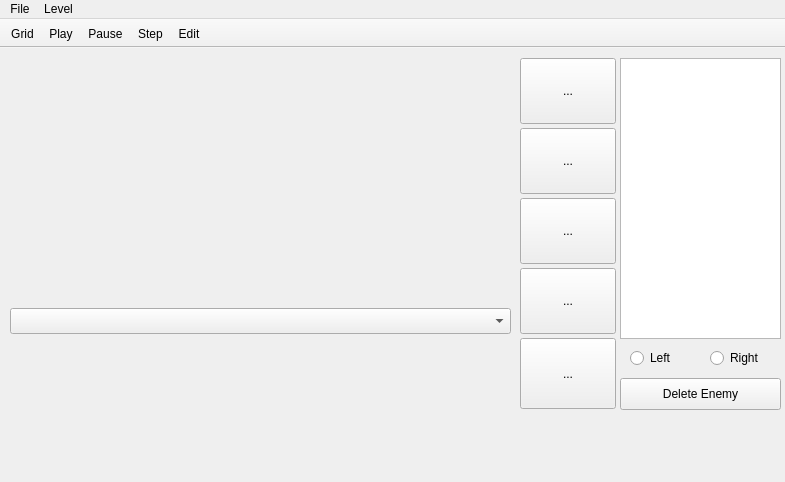
This is Emulator/mainwindow.ui in ArduboyGameDevelopers/PixelSpaceOdyssey as Qt 5 draws it before an edit. The edited form follows.
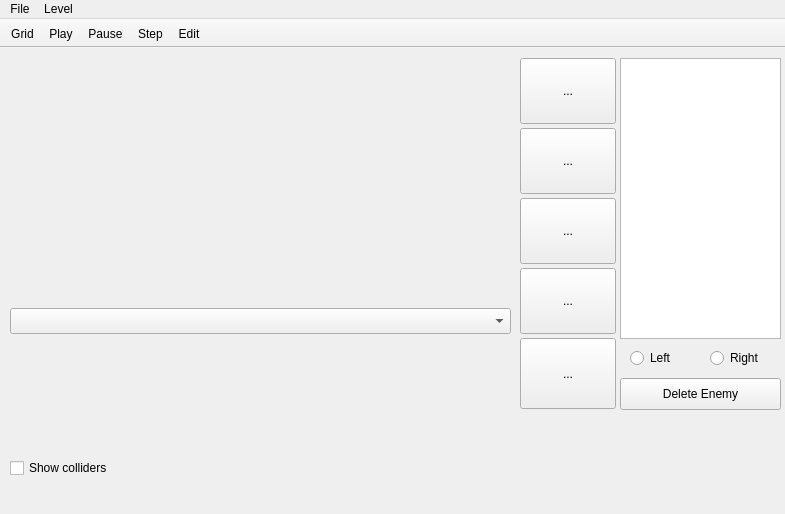
This is the edited form. Icons and pictures are not drawn. Custom widgets are drawn as their Qt base class.

```diff
--- a/Emulator/mainwindow.ui
+++ b/Emulator/mainwindow.ui
@@ -7,7 +7,7 @@
     <x>0</x>
     <y>0</y>
     <width>785</width>
-    <height>482</height>
+    <height>514</height>
    </rect>
   </property>
   <property name="windowTitle">
@@ -223,6 +223,19 @@
      <string>Right</string>
     </property>
    </widget>
+   <widget class="ParamCheckBox" name="showBoundingBoxesCheckBox">
+    <property name="geometry">
+     <rect>
+      <x>10</x>
+      <y>410</y>
+      <width>161</width>
+      <height>20</height>
+     </rect>
+    </property>
+    <property name="text">
+     <string>Show colliders</string>
+    </property>
+   </widget>
   </widget>
   <widget class="QToolBar" name="toolBar">
    <property name="windowTitle">
@@ -460,6 +473,11 @@
    <extends>QListView</extends>
    <header>CharacterListView.h</header>
   </customwidget>
+  <customwidget>
+   <class>ParamCheckBox</class>
+   <extends>QCheckBox</extends>
+   <header>ParamCheckBox.h</header>
+  </customwidget>
  </customwidgets>
  <resources>
   <include location="Images/images.qrc"/>
```
